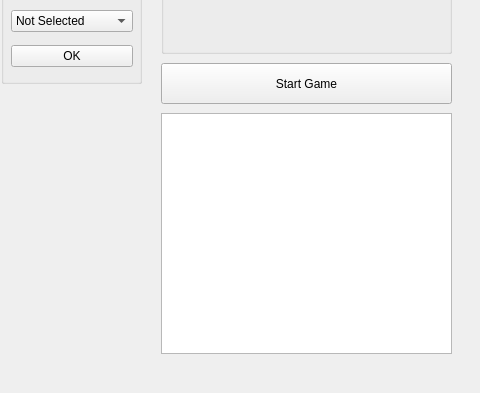
Charly-62/QtChessApp, file schach/schachgui.ui: the form before one commit; both pictures show x 489 to 969 and y 297 to 690 of the 969 by 690 pixel window.
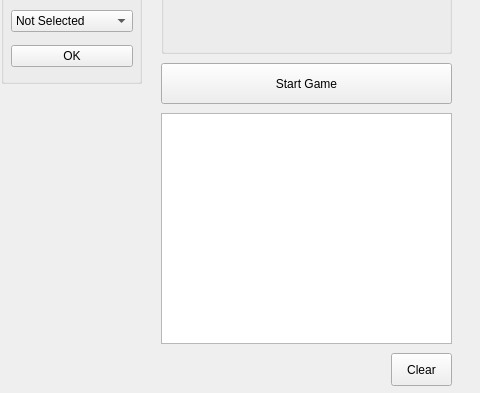
The form after the commit.

Commit message: Clear button for network console

Diff of the .ui file:
```diff
--- a/schach/schachgui.ui
+++ b/schach/schachgui.ui
@@ -1205,7 +1205,7 @@
      <x>650</x>
      <y>410</y>
      <width>291</width>
-     <height>241</height>
+     <height>231</height>
     </rect>
    </property>
   </widget>
@@ -1387,6 +1387,19 @@
     <string>Start Game</string>
    </property>
   </widget>
+  <widget class="QPushButton" name="pushButton">
+   <property name="geometry">
+    <rect>
+     <x>880</x>
+     <y>650</y>
+     <width>61</width>
+     <height>33</height>
+    </rect>
+   </property>
+   <property name="text">
+    <string>Clear</string>
+   </property>
+  </widget>
  </widget>
  <resources/>
  <connections/>
```
The commit also changes 2 other files.
